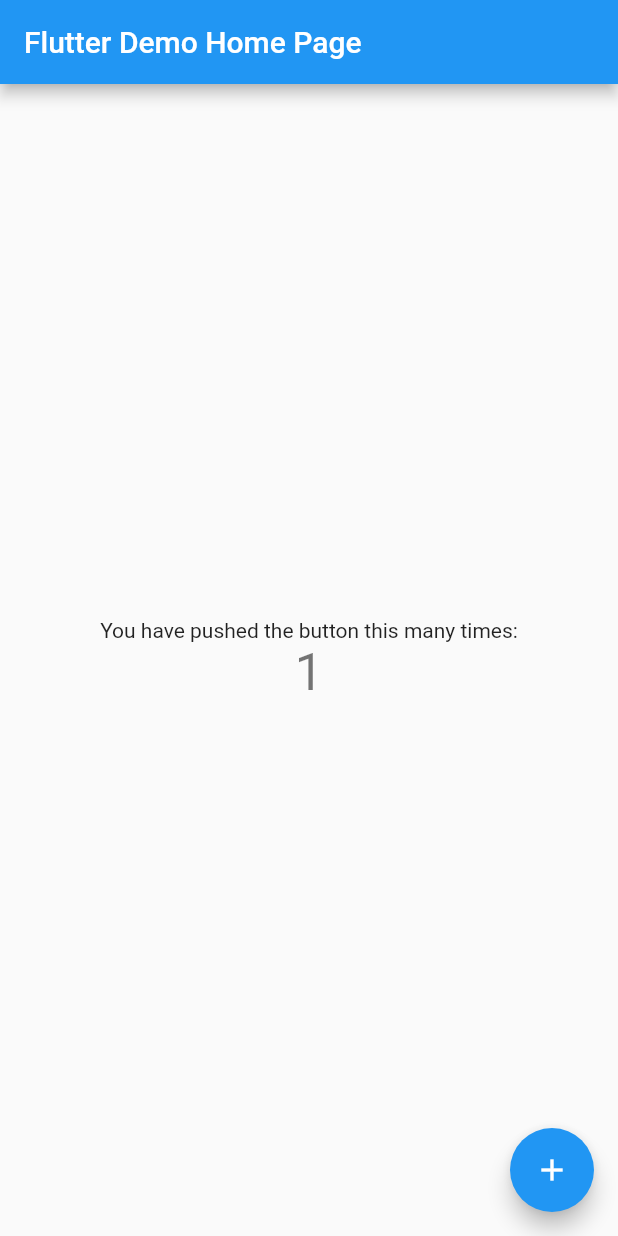
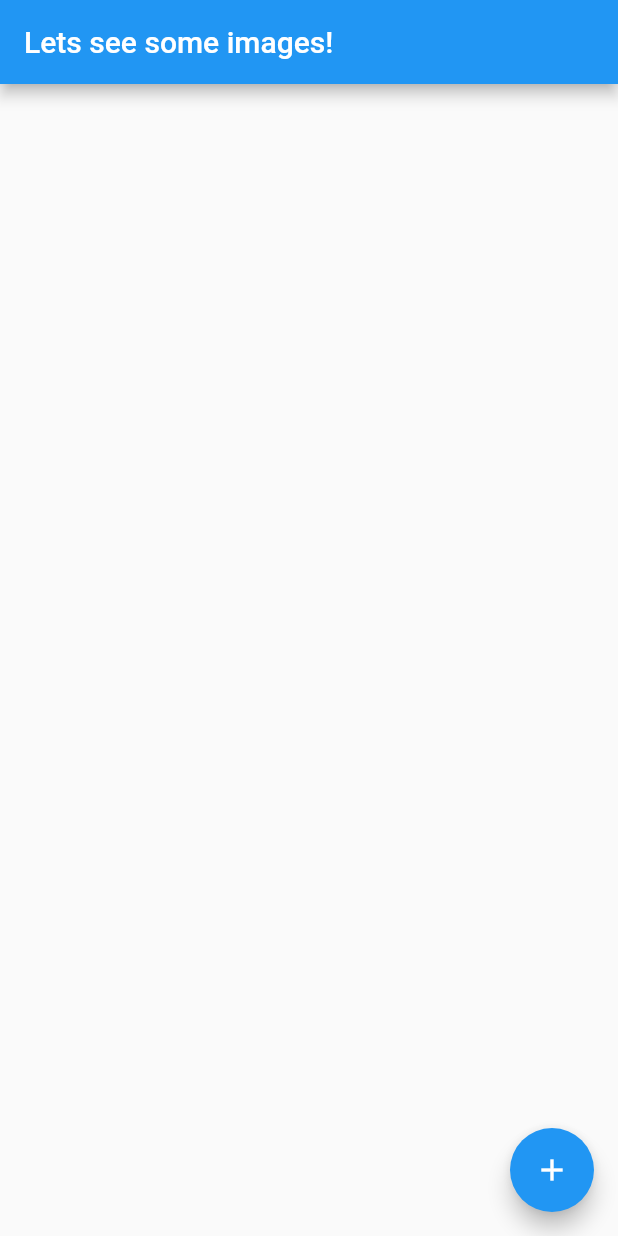
Before and after one commit to matheusm/flutterphotos, a Flutter app: the screen it shows after launch, after a tap on the "add" icon, on a phone screen of 412 x 824 dp. Run offline on Flutter 3.47's test engine with Material 2 defaults, Android fonts, the phone set to English and light mode, and no system bars.

Commit message:
Changes in base of project

```diff
--- a/lib/main.dart
+++ b/lib/main.dart
@@ -1,111 +1,6 @@
 import 'package:flutter/material.dart';
+import 'src/app.dart';
 
-void main() => runApp(MyApp());
-
-class MyApp extends StatelessWidget {
-  // This widget is the root of your application.
-  @override
-  Widget build(BuildContext context) {
-    return MaterialApp(
-      title: 'Flutter Demo',
-      theme: ThemeData(
-        // This is the theme of your application.
-        //
-        // Try running your application with "flutter run". You'll see the
-        // application has a blue toolbar. Then, without quitting the app, try
-        // changing the primarySwatch below to Colors.green and then invoke
-        // "hot reload" (press "r" in the console where you ran "flutter run",
-        // or simply save your changes to "hot reload" in a Flutter IDE).
-        // Notice that the counter didn't reset back to zero; the application
-        // is not restarted.
-        primarySwatch: Colors.blue,
-      ),
-      home: MyHomePage(title: 'Flutter Demo Home Page'),
-    );
-  }
+void main(){
+  runApp(App());
 }
-
-class MyHomePage extends StatefulWidget {
-  MyHomePage({Key key, this.title}) : super(key: key);
-
-  // This widget is the home page of your application. It is stateful, meaning
-  // that it has a State object (defined below) that contains fields that affect
-  // how it looks.
-
-  // This class is the configuration for the state. It holds the values (in this
-  // case the title) provided by the parent (in this case the App widget) and
-  // used by the build method of the State. Fields in a Widget subclass are
-  // always marked "final".
-
-  final String title;
-
-  @override
-  _MyHomePageState createState() => _MyHomePageState();
-}
-
-class _MyHomePageState extends State<MyHomePage> {
-  int _counter = 0;
-
-  void _incrementCounter() {
-    setState(() {
-      // This call to setState tells the Flutter framework that something has
-      // changed in this State, which causes it to rerun the build method below
-      // so that the display can reflect the updated values. If we changed
-      // _counter without calling setState(), then the build method would not be
-      // called again, and so nothing would appear to happen.
-      _counter++;
-    });
-  }
-
-  @override
-  Widget build(BuildContext context) {
-    // This method is rerun every time setState is called, for instance as done
-    // by the _incrementCounter method above.
-    //
-    // The Flutter framework has been optimized to make rerunning build methods
-    // fast, so that you can just rebuild anything that needs updating rather
-    // than having to individually change instances of widgets.
-    return Scaffold(
-      appBar: AppBar(
-        // Here we take the value from the MyHomePage object that was created by
-        // the App.build method, and use it to set our appbar title.
-        title: Text(widget.title),
-      ),
-      body: Center(
-        // Center is a layout widget. It takes a single child and positions it
-        // in the middle of the parent.
-        child: Column(
-          // Column is also a layout widget. It takes a list of children and
-          // arranges them vertically. By default, it sizes itself to fit its
-          // children horizontally, and tries to be as tall as its parent.
-          //
-          // Invoke "debug painting" (press "p" in the console, choose the
-          // "Toggle Debug Paint" action from the Flutter Inspector in Android
-          // Studio, or the "Toggle Debug Paint" command in Visual Studio Code)
-          // to see the wireframe for each widget.
-          //
-          // Column has various properties to control how it sizes itself and
-          // how it positions its children. Here we use mainAxisAlignment to
-          // center the children vertically; the main axis here is the vertical
-          // axis because Columns are vertical (the cross axis would be
-          // horizontal).
-          mainAxisAlignment: MainAxisAlignment.center,
-          children: <Widget>[
-            Text(
-              'You have pushed the button this many times:',
-            ),
-            Text(
-              '$_counter',
-              style: Theme.of(context).textTheme.display1,
-            ),
-          ],
-        ),
-      ),
-      floatingActionButton: FloatingActionButton(
-        onPressed: _incrementCounter,
-        tooltip: 'Increment',
-        child: Icon(Icons.add),
-      ), // This trailing comma makes auto-formatting nicer for build methods.
-    );
-  }
-}
--- /dev/null
+++ b/lib/src/app.dart
@@ -0,0 +1,20 @@
+import 'package:flutter/material.dart';
+
+class App extends StatelessWidget {
+  @override
+  Widget build(BuildContext context) {
+    return MaterialApp(
+      home: Scaffold(
+        floatingActionButton: FloatingActionButton(
+          child: Icon(Icons.add),
+          onPressed: () {
+            print('hi');
+          },
+        ),
+        appBar: AppBar(
+          title: Text('Lets see some images!'),
+        ),
+      ),
+    );
+  }
+}
--- a/pubspec.yaml
+++ b/pubspec.yaml
@@ -19,6 +19,7 @@ environment:
 dependencies:
   flutter:
     sdk: flutter
+  http: ^0.12.0+4
 
   # The following adds the Cupertino Icons font to your application.
   # Use with the CupertinoIcons class for iOS style icons.
```
Also changed, not shown: pubspec.lock.
